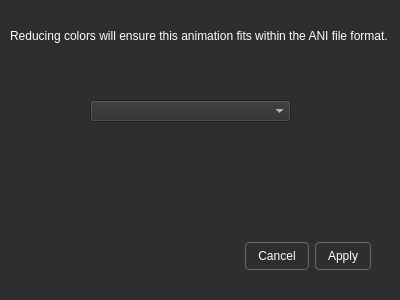
First picture: the form in AnimStudio/Forms/ReduceColors.ui, repository MjnMixael/AnimStudio, before the edit.
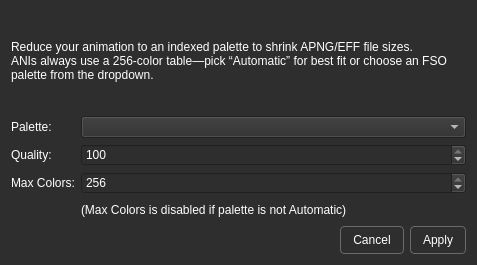
Second picture: the form after the edit.

What changed in the file:
```diff
--- a/AnimStudio/Forms/ReduceColors.ui
+++ b/AnimStudio/Forms/ReduceColors.ui
@@ -6,8 +6,8 @@
    <rect>
     <x>0</x>
     <y>0</y>
-    <width>400</width>
-    <height>300</height>
+    <width>477</width>
+    <height>265</height>
    </rect>
   </property>
   <property name="windowTitle">
@@ -50,48 +50,104 @@
   );
 }</string>
   </property>
-  <widget class="QDialogButtonBox" name="buttonBox">
-   <property name="geometry">
-    <rect>
-     <x>30</x>
-     <y>240</y>
-     <width>341</width>
-     <height>32</height>
-    </rect>
-   </property>
-   <property name="orientation">
-    <enum>Qt::Horizontal</enum>
-   </property>
-   <property name="standardButtons">
-    <set>QDialogButtonBox::Apply|QDialogButtonBox::Cancel</set>
-   </property>
-  </widget>
-  <widget class="QLabel" name="label">
-   <property name="geometry">
-    <rect>
-     <x>10</x>
-     <y>10</y>
-     <width>381</width>
-     <height>51</height>
-    </rect>
-   </property>
-   <property name="text">
-    <string>Reducing colors will ensure this animation fits within the ANI file format.</string>
-   </property>
-   <property name="wordWrap">
-    <bool>true</bool>
-   </property>
-  </widget>
-  <widget class="QComboBox" name="paletteComboBox">
-   <property name="geometry">
-    <rect>
-     <x>90</x>
-     <y>100</y>
-     <width>201</width>
-     <height>22</height>
-    </rect>
-   </property>
-  </widget>
+  <layout class="QVBoxLayout" name="verticalLayout_2">
+   <item>
+    <widget class="QLabel" name="infoLabel">
+     <property name="text">
+      <string>Reduce your animation to an indexed palette to shrink APNG/EFF file sizes.
+ANIs always use a 256-color table—pick “Automatic” for best fit or choose an FSO palette from the dropdown.</string>
+     </property>
+     <property name="wordWrap">
+      <bool>true</bool>
+     </property>
+    </widget>
+   </item>
+   <item>
+    <layout class="QVBoxLayout" name="verticalLayout">
+     <item>
+      <layout class="QFormLayout" name="formLayout">
+       <item row="0" column="0">
+        <widget class="QLabel" name="paletteLabel">
+         <property name="text">
+          <string>Palette:</string>
+         </property>
+        </widget>
+       </item>
+       <item row="0" column="1">
+        <widget class="QComboBox" name="paletteComboBox"/>
+       </item>
+       <item row="1" column="0">
+        <widget class="QLabel" name="qualityLabel">
+         <property name="text">
+          <string>Quality:</string>
+         </property>
+        </widget>
+       </item>
+       <item row="1" column="1">
+        <widget class="QSpinBox" name="qualitySpinBox">
+         <property name="minimum">
+          <number>1</number>
+         </property>
+         <property name="maximum">
+          <number>100</number>
+         </property>
+         <property name="value">
+          <number>100</number>
+         </property>
+        </widget>
+       </item>
+       <item row="2" column="0">
+        <widget class="QLabel" name="maxColorsLabel">
+         <property name="text">
+          <string>Max Colors:</string>
+         </property>
+        </widget>
+       </item>
+       <item row="2" column="1">
+        <widget class="QSpinBox" name="maxColorsSpinBox">
+         <property name="maximum">
+          <number>256</number>
+         </property>
+         <property name="value">
+          <number>256</number>
+         </property>
+        </widget>
+       </item>
+       <item row="3" column="1">
+        <widget class="QLabel" name="maxColorsHelpText">
+         <property name="text">
+          <string>(Max Colors is disabled if palette is not Automatic)</string>
+         </property>
+        </widget>
+       </item>
+       <item row="3" column="0">
+        <spacer name="horizontalSpacer">
+         <property name="orientation">
+          <enum>Qt::Horizontal</enum>
+         </property>
+         <property name="sizeHint" stdset="0">
+          <size>
+           <width>40</width>
+           <height>20</height>
+          </size>
+         </property>
+        </spacer>
+       </item>
+      </layout>
+     </item>
+    </layout>
+   </item>
+   <item>
+    <widget class="QDialogButtonBox" name="buttonBox">
+     <property name="orientation">
+      <enum>Qt::Horizontal</enum>
+     </property>
+     <property name="standardButtons">
+      <set>QDialogButtonBox::Apply|QDialogButtonBox::Cancel</set>
+     </property>
+    </widget>
+   </item>
+  </layout>
  </widget>
  <resources/>
  <connections>
```
Left out of the diff: 2 changed lines with no effect on the pictures.
